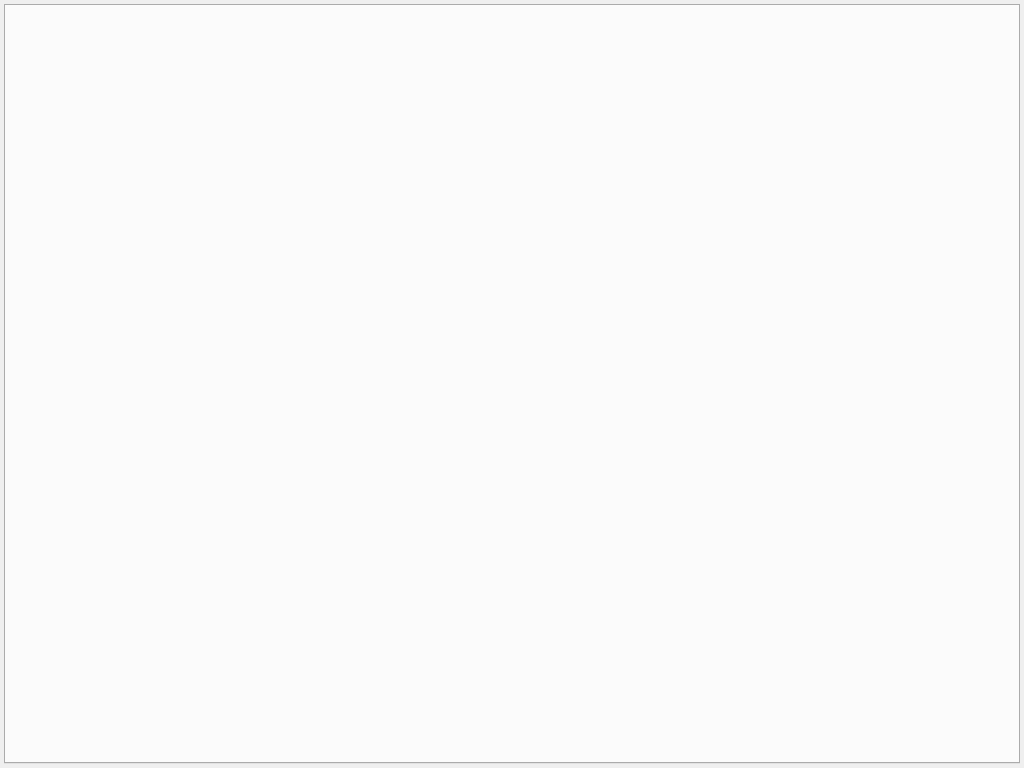
Above: src/main/mainwindow.ui from Gris87/TinyBrowser before the change. Below: the same form after it.
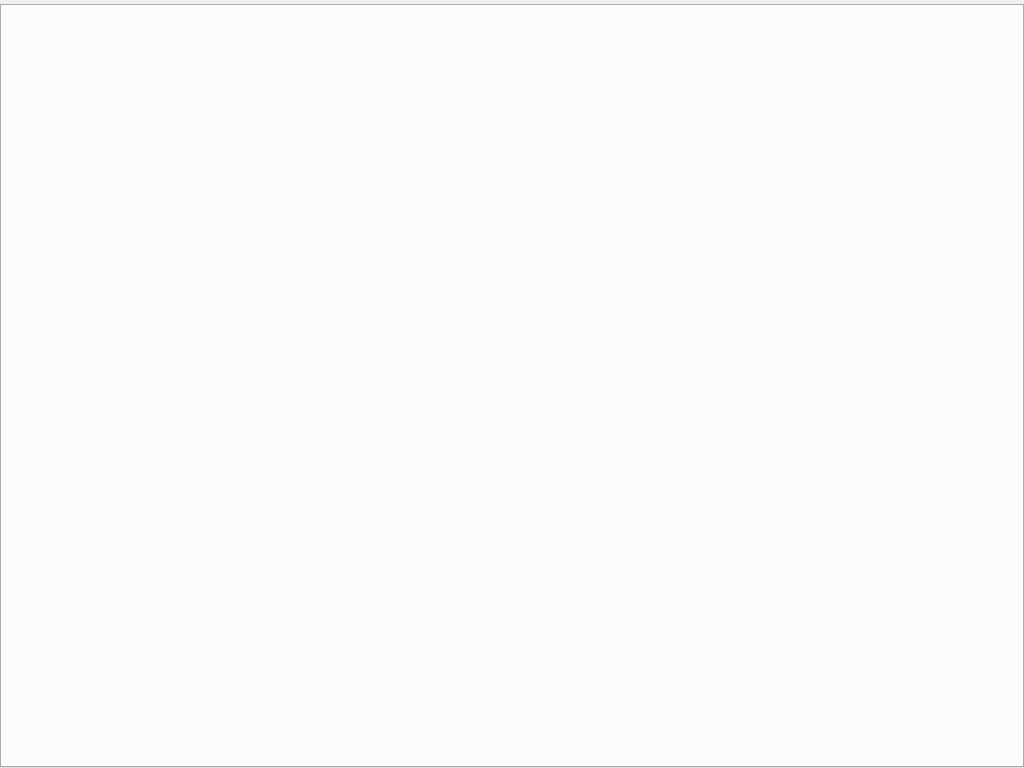
That is the form after the change. Custom widgets are drawn as their Qt base class.

```diff
--- a/src/main/mainwindow.ui
+++ b/src/main/mainwindow.ui
@@ -16,11 +16,20 @@
   <widget class="QWidget" name="centralWidget">
    <layout class="QVBoxLayout" name="verticalLayout">
     <property name="spacing">
-     <number>4</number>
+     <number>0</number>
     </property>
-    <property name="margin">
+    <property name="leftMargin">
+     <number>0</number>
+    </property>
+    <property name="topMargin">
      <number>4</number>
     </property>
+    <property name="rightMargin">
+     <number>0</number>
+    </property>
+    <property name="bottomMargin">
+     <number>0</number>
+    </property>
     <item>
      <widget class="QTabWidget" name="mainTabWidget">
       <property name="currentIndex">
@@ -46,6 +55,14 @@
   </action>
  </widget>
  <layoutdefault spacing="6" margin="11"/>
+ <customwidgets>
+  <customwidget>
+   <class>BrowserTabWidget</class>
+   <extends>QTabWidget</extends>
+   <header>src/widgets/browsertabwidget.h</header>
+   <container>1</container>
+  </customwidget>
+ </customwidgets>
  <resources/>
  <connections/>
 </ui>
```
Left out of the diff: 10 changed lines with no effect on the pictures.
